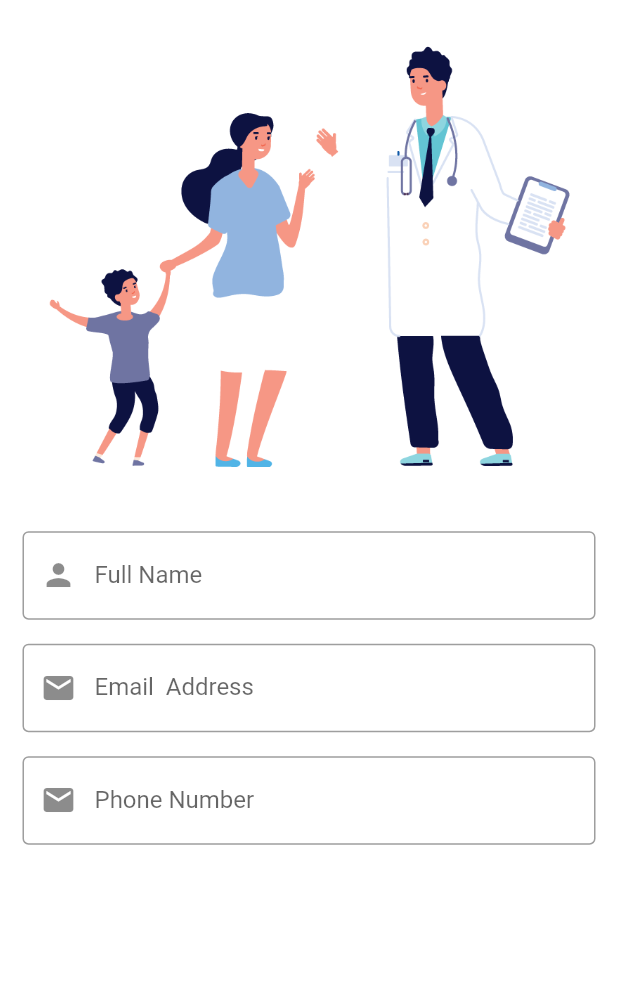
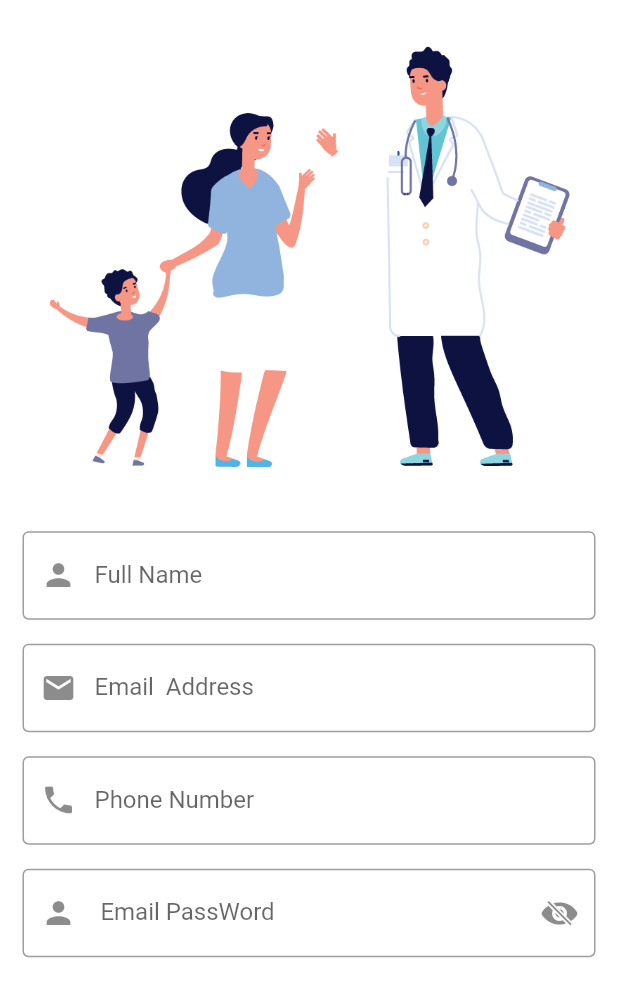
Before and after one commit to NourhanAbuGhaly/medical_healthcare_app, a Flutter app: the screen it shows after launch, after a tap on "Sign Up", on a phone screen of 412 x 824 dp. Shown: the top 997 px of the screen. Run offline on Flutter 3.47's test engine with Material 2 defaults, Android fonts, the phone set to English and light mode, and no system bars.

Commit message:
medical_healthcare_app2

```diff
--- a/lib/screens/signup_screen.dart
+++ b/lib/screens/signup_screen.dart
@@ -1,3 +1,4 @@
+import 'package:flutter/cupertino.dart';
 import 'package:flutter/material.dart';
 
 class SignUpScreen extends StatefulWidget {
@@ -49,11 +50,33 @@ class _SignUpScreenState extends State<SignUpScreen> {
               Padding(
                 padding: EdgeInsets.symmetric(vertical: 8, horizontal: 15),
                 child: TextField(
-                  obscureText: passTogle ? true : false,
                   decoration: InputDecoration(
                       labelText: "Phone Number",
                       border: OutlineInputBorder(),
-                      prefixIcon: Icon(Icons.email)),
+                      prefixIcon: Icon(Icons.phone)),
+                ),
+              ),
+              Padding(
+                padding: EdgeInsets.symmetric(vertical: 8, horizontal: 15),
+                child: TextField(
+                  obscureText: passTogle ? true : false,
+                  decoration: InputDecoration(
+                      labelText: " Email PassWord",
+                      border: OutlineInputBorder(),
+                      prefixIcon: Icon(Icons.person),
+                      suffixIcon: InkWell(
+                        onTap: () {
+                          if (passTogle == true) {
+                            passTogle = false;
+                          } else {
+                            passTogle = true;
+                          }
+                          setState(() {});
+                        },
+                        child: passTogle
+                            ? Icon(CupertinoIcons.eye_slash_fill)
+                            : Icon(CupertinoIcons.eye_fill),
+                      )),
                 ),
               ),
             ],
```
